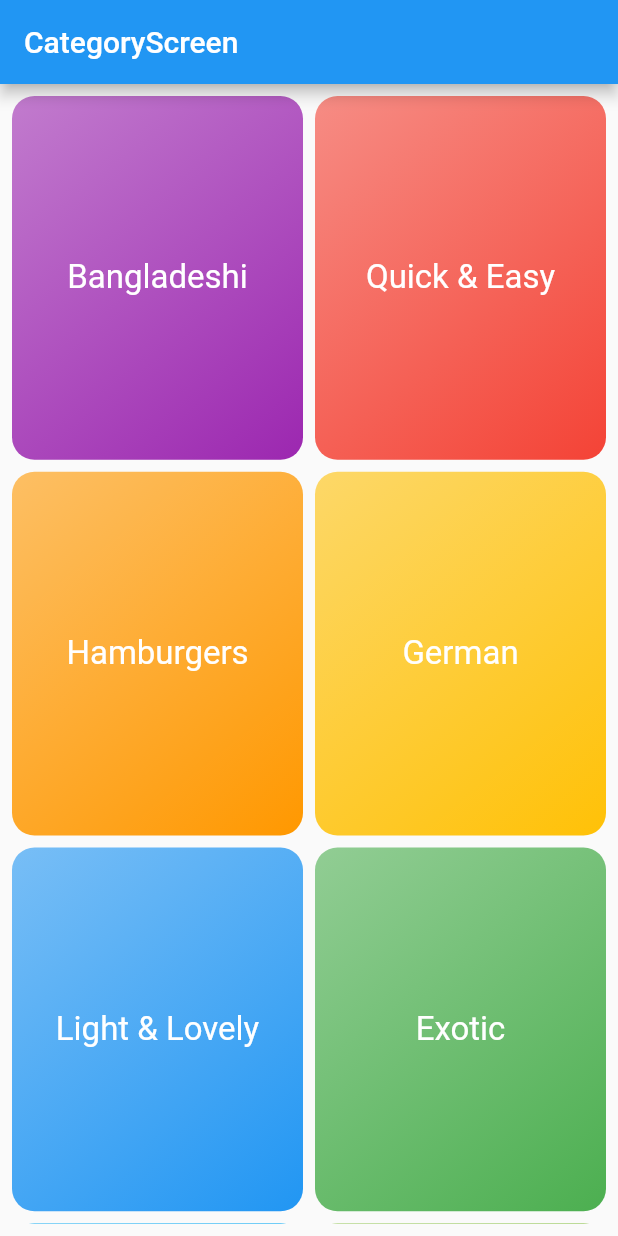
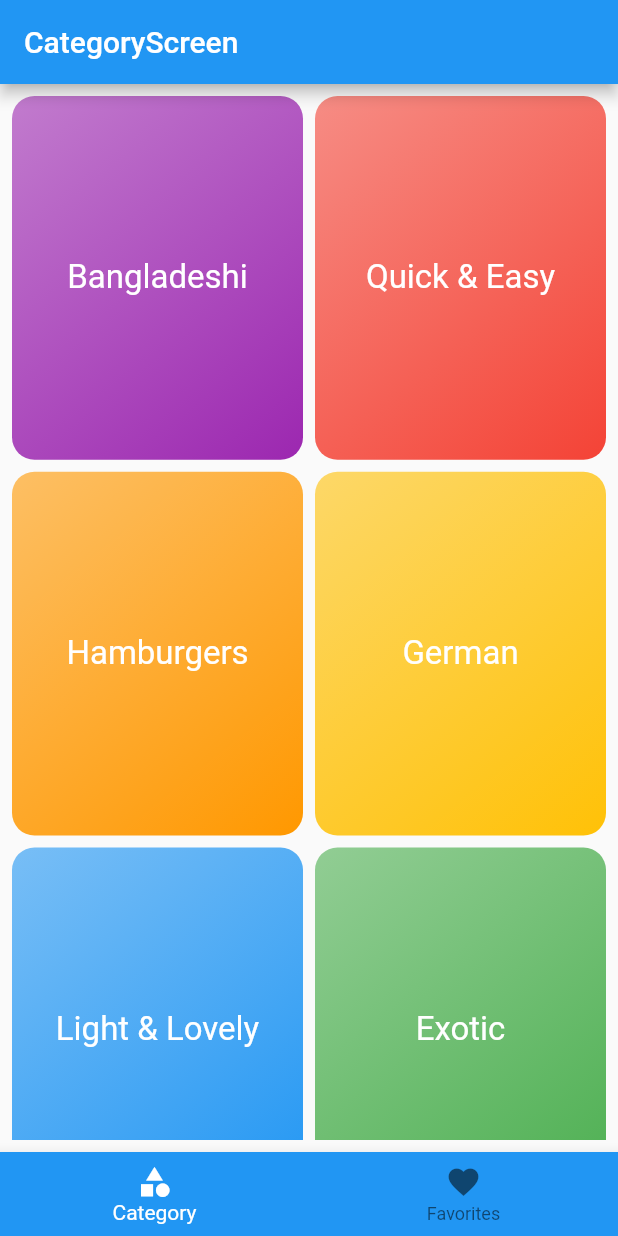
Before and after one commit to CPAD-Kishoreganj/recipies, a Flutter app: the screen it shows after launch, on a phone screen of 412 x 824 dp. Run offline on Flutter 3.47's test engine with Material 2 defaults, Android fonts, the phone set to English and light mode, and no system bars.

Commit message:
tabscreen added

```diff
--- a/lib/main.dart
+++ b/lib/main.dart
@@ -1,6 +1,7 @@
 import 'package:flutter/material.dart';
 import 'package:recipies/screens/category_details_screen.dart';
 import 'package:recipies/screens/meal_details.dart';
+import 'package:recipies/screens/tab_screen.dart';
 
 import 'screens/category_screen.dart';
 
@@ -21,7 +22,8 @@ class MyApp extends StatelessWidget {
       initialRoute: '/',
       // home: CategoryScreen(),
       routes: {
-        '/': (context) => CategoryScreen(),
+        '/': (context) => TabScreen(),
+        CategoryScreen.routeName: (context) => CategoryScreen(),
         CategoryDetailsScreen.routeName: (context) => CategoryDetailsScreen(),
         MealDetails.routName: (context) => MealDetails(),
       },
--- a/lib/screens/category_screen.dart
+++ b/lib/screens/category_screen.dart
@@ -4,6 +4,7 @@ import 'package:recipies/models/category.dart';
 import 'package:recipies/widgets/category_item.dart';
 
 class CategoryScreen extends StatefulWidget {
+  static const routeName = 'category-screen';
   CategoryScreen({Key? key}) : super(key: key);
 
   @override
--- /dev/null
+++ b/lib/screens/favorite_screen.dart
@@ -0,0 +1,14 @@
+import 'package:flutter/material.dart';
+
+class FavoriteScreen extends StatelessWidget {
+  const FavoriteScreen({Key? key}) : super(key: key);
+
+  @override
+  Widget build(BuildContext context) {
+    return Scaffold(
+      appBar: AppBar(
+        title: Text('Favorite'),
+      ),
+    );
+  }
+}
--- /dev/null
+++ b/lib/screens/tab_screen.dart
@@ -0,0 +1,48 @@
+import 'package:flutter/material.dart';
+import 'package:recipies/screens/category_screen.dart';
+import 'package:recipies/screens/favorite_screen.dart';
+
+class TabScreen extends StatefulWidget {
+  const TabScreen({Key? key}) : super(key: key);
+
+  @override
+  _TabScreenState createState() => _TabScreenState();
+}
+
+class _TabScreenState extends State<TabScreen> {
+  int _initialIndex = 0;
+  List _Screens = [
+    CategoryScreen(),
+    FavoriteScreen(),
+  ];
+  @override
+  Widget build(BuildContext context) {
+    return Scaffold(
+      // appBar: AppBar(
+      //   title: Text('Recipe'),
+      // ),
+      body: _Screens[_initialIndex],
+      bottomNavigationBar: BottomNavigationBar(
+        selectedItemColor: Colors.white,
+        backgroundColor: Colors.blue,
+        currentIndex: _initialIndex,
+        onTap: (value) {
+          setState(() {
+            _initialIndex = value;
+          });
+        },
+        items: const [
+          BottomNavigationBarItem(
+            backgroundColor: Colors.blue,
+            icon: Icon(Icons.category),
+            label: "Category",
+          ),
+          BottomNavigationBarItem(
+            icon: Icon(Icons.favorite),
+            label: "Favorites",
+          ),
+        ],
+      ),
+    );
+  }
+}
```
